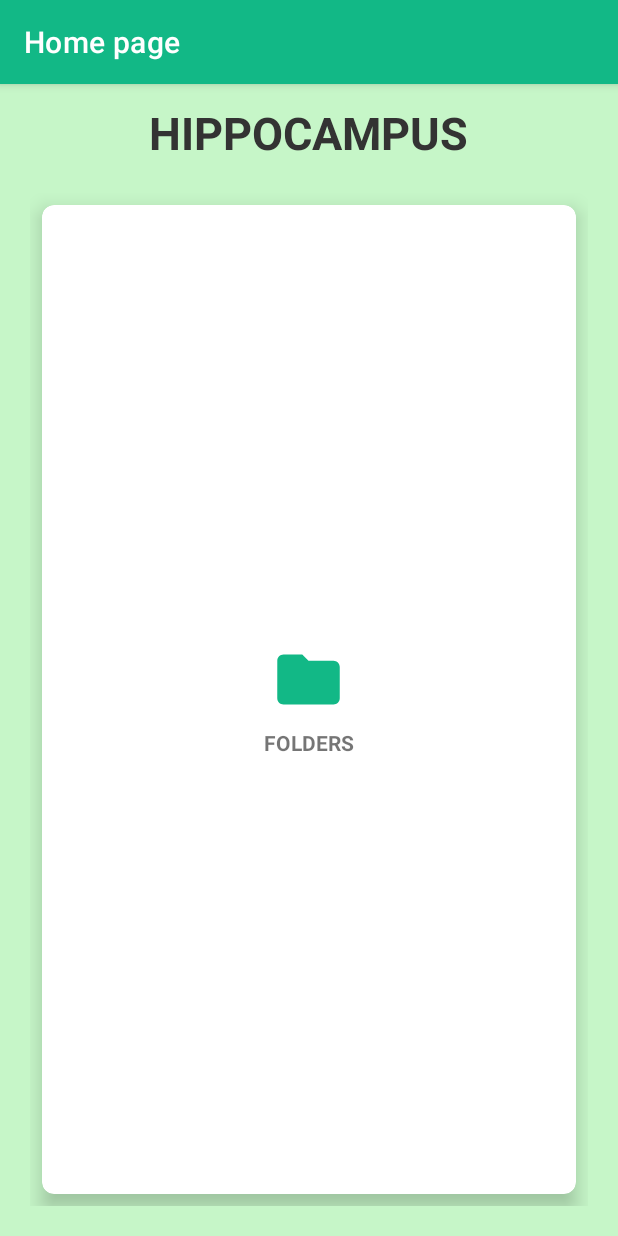
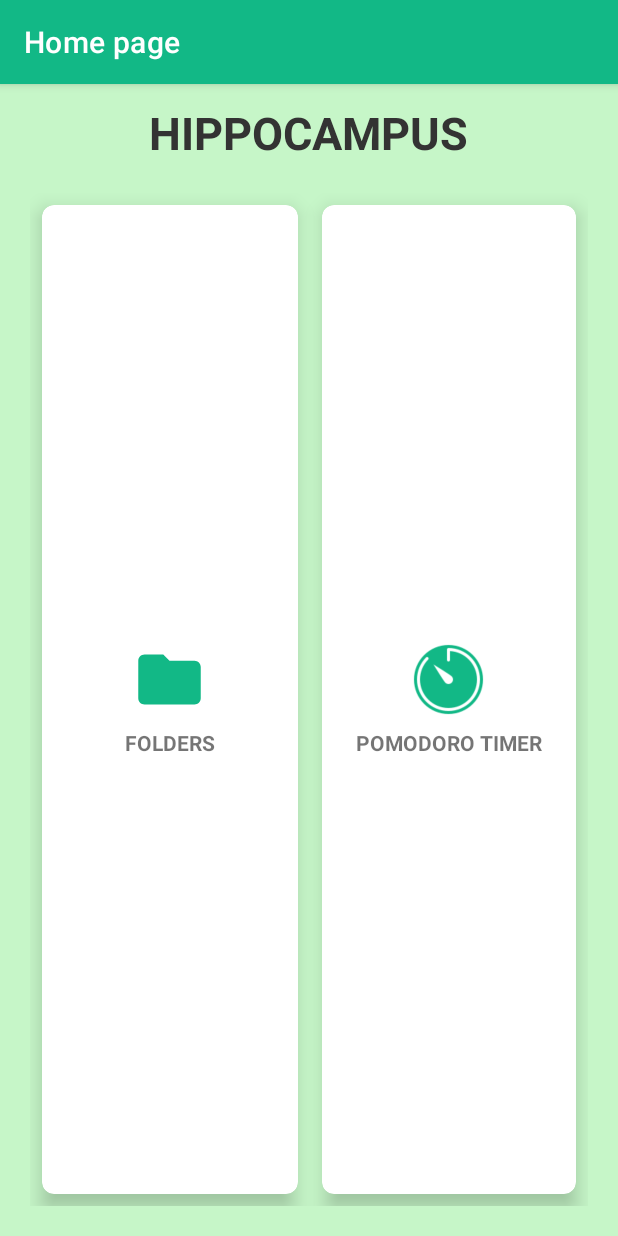
Before and after one commit to KarakatBM/hippocampus, an Android app: the screen it shows after launch (MainActivity), on a phone screen of 412 x 824 dp. Run offline under Robolectric (Android 15) with nearby library versions, the light colour scheme and no system bars.

Commit message:
activity_main.xml +CardView noId +LinearLayout noId +ImageView noId +TextView noId

```diff
--- a/app/src/main/res/layout/activity_main.xml
+++ b/app/src/main/res/layout/activity_main.xml
@@ -58,6 +58,40 @@
                     android:textStyle="bold" />
             </LinearLayout>
         </androidx.cardview.widget.CardView>
+
+        <androidx.cardview.widget.CardView
+            android:layout_width="wrap_content"
+            android:layout_height="wrap_content"
+            android:layout_row="0"
+            android:layout_rowWeight="1"
+            android:layout_column="1"
+            android:layout_columnWeight="1"
+            android:layout_gravity="fill"
+            android:layout_margin="8dp"
+            app:cardCornerRadius="8dp"
+            app:cardElevation="8dp">
+
+            <LinearLayout
+                android:layout_width="wrap_content"
+                android:layout_height="wrap_content"
+                android:layout_gravity="center_vertical|center_horizontal"
+                android:gravity="center"
+                android:orientation="vertical">
+
+                <ImageView
+                    android:layout_width="50dp"
+                    android:layout_height="50dp"
+                    android:src="@drawable/timer_icon" />
+
+                <TextView
+                    android:layout_width="wrap_content"
+                    android:layout_height="wrap_content"
+                    android:layout_marginTop="7dp"
+                    android:text="POMODORO TIMER"
+                    android:textAlignment="center"
+                    android:textStyle="bold" />
+            </LinearLayout>
+        </androidx.cardview.widget.CardView>
     </GridLayout>
 
 
```
